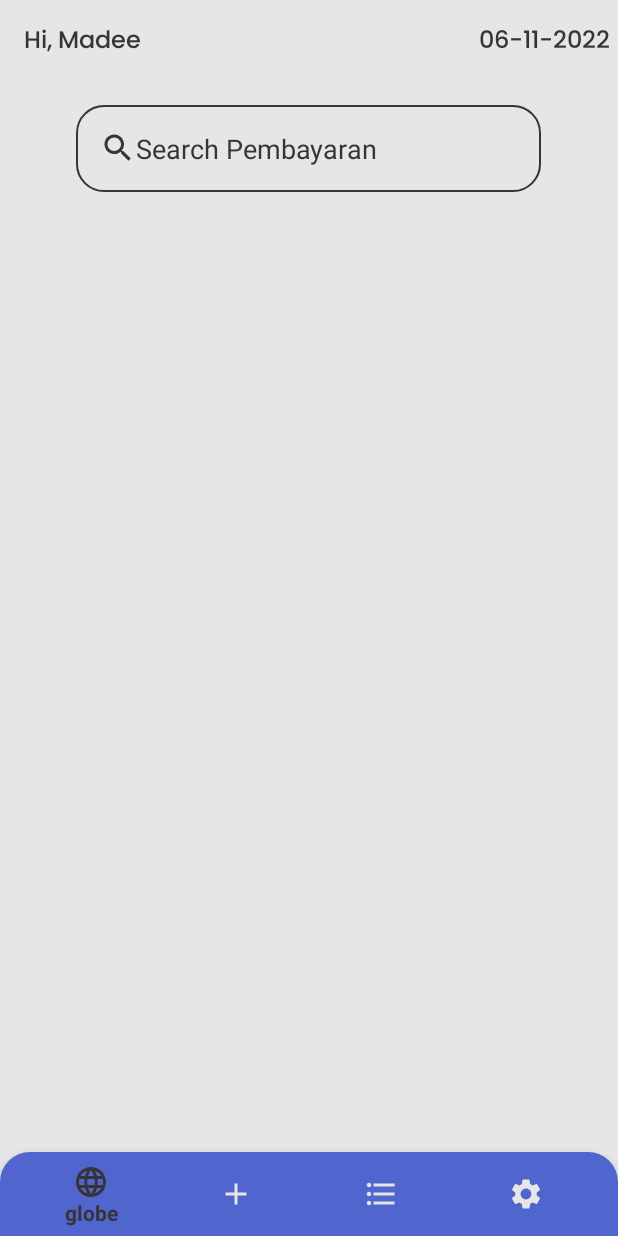
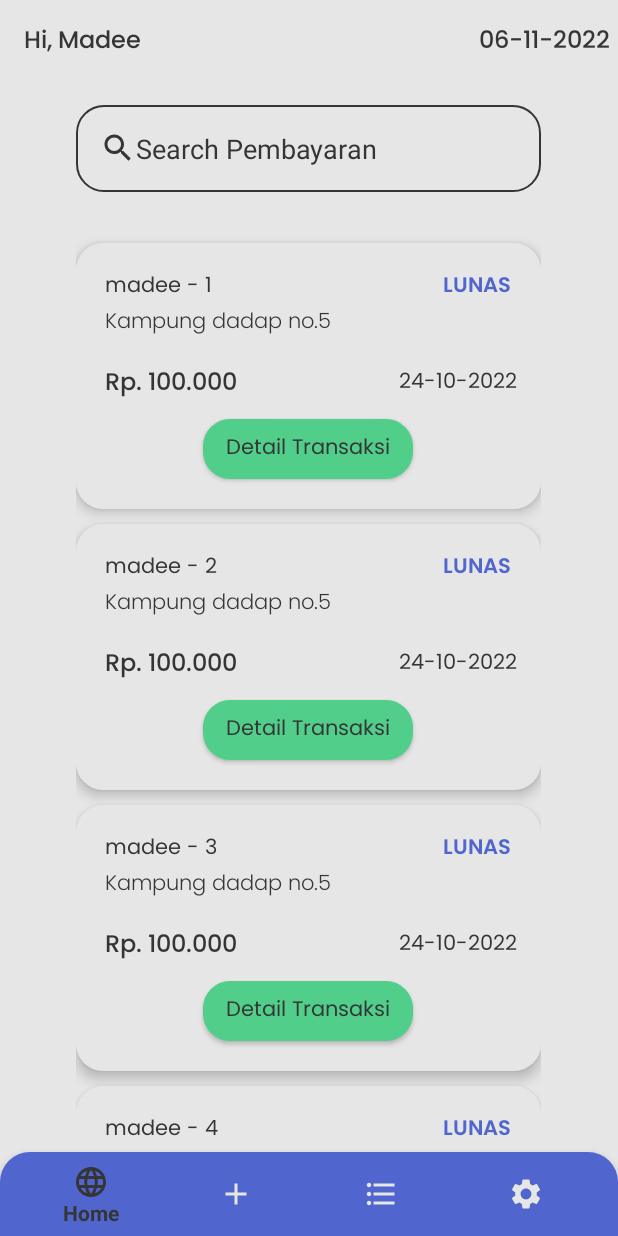
Before and after one commit to Madeean/BigBoss, an Android app: the PengontrakHome screen opened directly, with no data from a screen before it, on a phone screen of 412 x 824 dp. Run offline under Robolectric (Android 15) with nearby library versions, the phone set to English and light mode, and no system bars.

Commit message:
recycle view di home pengontrak

```diff
--- a/app/src/main/java/umn/ac/bigboss/pengontrak/PengontrakHome.java
+++ b/app/src/main/java/umn/ac/bigboss/pengontrak/PengontrakHome.java
@@ -5,6 +5,8 @@ import android.os.Bundle;
 import androidx.appcompat.app.AppCompatActivity;
 import androidx.appcompat.widget.Toolbar;
 import androidx.fragment.app.Fragment;
+import androidx.recyclerview.widget.LinearLayoutManager;
+import androidx.recyclerview.widget.RecyclerView;
 
 import android.text.Editable;
 import android.text.TextWatcher;
@@ -16,13 +18,20 @@ import android.widget.TextView;
 import android.widget.Toast;
 
 import java.text.SimpleDateFormat;
+import java.util.ArrayList;
 import java.util.Calendar;
+import java.util.List;
 
 import umn.ac.bigboss.R;
+import umn.ac.bigboss.pengontrak.adapter.adapter_data_history_pembayaran_pengontrak;
 
 
 public class PengontrakHome extends Fragment {
 
+    RecyclerView recyclerView;
+    LinearLayoutManager linearLayoutManager;
+    adapter_data_history_pembayaran_pengontrak adapterData;
+    List<String> listData;
 
     Toolbar start_toolbar_pengontrak_home;
     TextView start_toolbar, start_toolbar_tanggal;
@@ -87,6 +96,20 @@ public class PengontrakHome extends Fragment {
             }
         });
 
+        recyclerView = view.findViewById(R.id.rv_history_pembayaran_pengontrak);
+        listData = new ArrayList<>();
+
+        for(int i = 1; i < 10; i++){
+            listData.add("madee - " + i);
+        }
+
+        linearLayoutManager = new LinearLayoutManager(getActivity(), LinearLayoutManager.VERTICAL, false);
+        recyclerView.setLayoutManager(linearLayoutManager);
+
+        adapterData = new adapter_data_history_pembayaran_pengontrak(getActivity(), listData);
+        recyclerView.setAdapter(adapterData);
+        adapterData.notifyDataSetChanged();
+
         return view;
     }
 
--- /dev/null
+++ b/app/src/main/java/umn/ac/bigboss/pengontrak/adapter/adapter_data_history_pembayaran_pengontrak.java
@@ -0,0 +1,67 @@
+package umn.ac.bigboss.pengontrak.adapter;
+
+import android.content.Context;
+import android.content.Intent;
+import android.util.Log;
+import android.view.LayoutInflater;
+import android.view.View;
+import android.view.ViewGroup;
+import android.widget.Button;
+import android.widget.ImageView;
+import android.widget.LinearLayout;
+import android.widget.TextView;
+
+import androidx.annotation.NonNull;
+import androidx.recyclerview.widget.RecyclerView;
+
+import com.google.android.material.bottomsheet.BottomSheetDialog;
+
+import java.util.List;
+
+import umn.ac.bigboss.R;
+
+public class adapter_data_history_pembayaran_pengontrak extends RecyclerView.Adapter<adapter_data_history_pembayaran_pengontrak.HolderData>{
+    List<String> listData;
+    LayoutInflater layoutInflater;
+
+
+    public adapter_data_history_pembayaran_pengontrak(Context context, List<String> listData) {
+        this.listData = listData;
+        this.layoutInflater = LayoutInflater.from(context);
+
+    }
+
+    @NonNull
+    @Override
+    public adapter_data_history_pembayaran_pengontrak.HolderData onCreateViewHolder(@NonNull ViewGroup parent, int viewType) {
+        View view = layoutInflater.from(parent.getContext()).inflate(R.layout.data_pengontrak_history_pembayaran, parent, false);
+        return new HolderData(view);
+    }
+
+    @Override
+    public void onBindViewHolder(@NonNull adapter_data_history_pembayaran_pengontrak.HolderData holder, int position) {
+        holder.nama_pengontrak.setText(listData.get(position));
+
+    }
+
+    @Override
+    public int getItemCount() {
+        return listData.size();
+    }
+
+    public class HolderData extends RecyclerView.ViewHolder{
+        TextView nama_pengontrak,alamat_pengontrak,bayar_pengontrak, status_lunas, tanggal_bayar;
+        Button btn_detail;
+
+        public HolderData(@NonNull View itemView) {
+            super(itemView);
+            nama_pengontrak = itemView.findViewById(R.id.nama_pengontrak_card);
+            alamat_pengontrak = itemView.findViewById(R.id.alamat_pengontrak_card);
+            bayar_pengontrak = itemView.findViewById(R.id.bayar_pengontrak_card);
+            status_lunas = itemView.findViewById(R.id.status_lunas_pengontrak_card);
+            tanggal_bayar = itemView.findViewById(R.id.tanggal_bayar_pengontrak_card);
+            btn_detail = itemView.findViewById(R.id.btn_detail_transaksi);
+
+        }
+    }
+}
--- /dev/null
+++ b/app/src/main/res/drawable/bg_history_pembayaran_pengontrak.xml
@@ -0,0 +1,14 @@
+<?xml version="1.0" encoding="utf-8"?>
+<shape
+    xmlns:android="http://schemas.android.com/apk/res/android">
+    <solid
+        android:color="@color/abuabumuda">
+    </solid>
+
+    <corners
+        android:topLeftRadius="18dp"
+        android:topRightRadius="18dp"
+        android:bottomLeftRadius="18dp"
+        android:bottomRightRadius="18dp">
+    </corners>
+</shape>
--- /dev/null
+++ b/app/src/main/res/layout/data_pengontrak_history_pembayaran.xml
@@ -0,0 +1,88 @@
+<?xml version="1.0" encoding="utf-8"?>
+
+
+
+        <RelativeLayout
+            xmlns:android="http://schemas.android.com/apk/res/android"
+            android:layout_marginTop="10dp"
+        android:layout_centerHorizontal="true"
+        android:id="@+id/list_data_history_pembayaran"
+        android:layout_width="310dp" android:orientation="vertical"
+        android:background="@drawable/bg_history_pembayaran_pengontrak"
+        android:elevation="5dp"
+        android:layout_height="177dp">
+
+        <TextView
+            android:id="@+id/nama_pengontrak_card"
+            android:paddingTop="17dp"
+            android:paddingLeft="19dp"
+            android:fontFamily="@font/poppins"
+            android:text="Madee"
+            android:textSize="14sp"
+            android:textColor="@color/hitam"
+            android:layout_width="wrap_content"
+            android:layout_height="wrap_content"/>
+
+        <TextView
+            android:layout_below="@+id/nama_pengontrak_card"
+            android:id="@+id/alamat_pengontrak_card"
+            android:paddingLeft="19dp"
+            android:fontFamily="@font/poppins_light"
+            android:text="Kampung dadap no.5"
+            android:textSize="14sp"
+            android:textColor="@color/hitam"
+            android:layout_width="wrap_content"
+            android:layout_height="wrap_content"/>
+
+        <TextView
+            android:layout_below="@+id/alamat_pengontrak_card"
+            android:id="@+id/bayar_pengontrak_card"
+            android:paddingLeft="19dp"
+            android:paddingTop="16dp"
+            android:fontFamily="@font/poppins_medium"
+            android:text="Rp. 100.000"
+            android:textSize="16sp"
+            android:textColor="@color/hitam"
+            android:layout_width="wrap_content"
+            android:layout_height="wrap_content"/>
+
+        <TextView
+            android:id="@+id/status_lunas_pengontrak_card"
+            android:layout_alignParentRight="true"
+            android:paddingTop="17dp"
+            android:paddingRight="20dp"
+            android:fontFamily="@font/poppins_semibold"
+            android:text="LUNAS"
+            android:textSize="14sp"
+            android:textColor="@color/biru"
+            android:layout_width="wrap_content"
+            android:layout_height="wrap_content"/>
+
+        <TextView
+            android:layout_below="@id/status_lunas_pengontrak_card"
+            android:id="@+id/tanggal_bayar_pengontrak_card"
+            android:layout_alignParentRight="true"
+            android:paddingTop="40dp"
+            android:paddingRight="16dp"
+            android:fontFamily="@font/poppins"
+            android:text="24-10-2022"
+            android:textSize="14sp"
+            android:textColor="@color/hitam"
+            android:layout_width="wrap_content"
+            android:layout_height="wrap_content"/>
+
+        <Button
+            android:layout_marginBottom="20dp"
+            android:layout_alignParentBottom="true"
+            android:id="@+id/btn_detail_transaksi"
+            android:layout_centerHorizontal="true"
+            android:layout_width="140dp"
+            android:layout_height="40dp"
+            android:fontFamily="@font/poppins"
+            android:background="@drawable/radius_btn_login"
+            android:backgroundTint="@color/hijau"
+            android:text="Detail Transaksi"
+            android:textColor="@color/hitam"
+            android:textAllCaps="false" />
+
+    </RelativeLayout>
--- a/app/src/main/res/layout/fragment_pengontrak_home.xml
+++ b/app/src/main/res/layout/fragment_pengontrak_home.xml
@@ -1,8 +1,10 @@
 <?xml version="1.0" encoding="utf-8"?>
+
 <RelativeLayout xmlns:android="http://schemas.android.com/apk/res/android"
     xmlns:tools="http://schemas.android.com/tools"
     android:layout_width="match_parent"
     android:layout_height="match_parent"
+    android:background="@color/abuabumuda"
     tools:context=".pengontrak.PengontrakHome">
 
         <include
@@ -23,4 +25,14 @@
             android:layout_width="310dp"
             android:layout_height="58dp"/>
 
+        <androidx.recyclerview.widget.RecyclerView
+            android:background="@color/abuabumuda"
+                android:layout_centerHorizontal="true"
+            android:layout_marginTop="24dp"
+            android:layout_marginHorizontal="25dp"
+            android:id="@+id/rv_history_pembayaran_pengontrak"
+            android:layout_below="@id/search_input"
+            android:layout_width="wrap_content"
+            android:layout_height="match_parent"/>
+
 </RelativeLayout>
--- a/app/src/main/res/menu/bottom_nav_pengontrak.xml
+++ b/app/src/main/res/menu/bottom_nav_pengontrak.xml
@@ -4,17 +4,17 @@
 
         android:id="@+id/globe"
         android:icon="@drawable/globe"
-        android:title="globe" />
+        android:title="Home" />
     <item
-        android:title="add"
+        android:title="Add"
         android:id="@+id/add"
         android:icon="@drawable/add"/>
     <item
-        android:title="list"
+        android:title="List"
         android:id="@+id/list"
         android:icon="@drawable/list"/>
     <item
-        android:title="setting"
+        android:title="Setting"
         android:id="@+id/setting"
         android:icon="@drawable/ic_baseline_settings_24"/>
 </menu>
```
